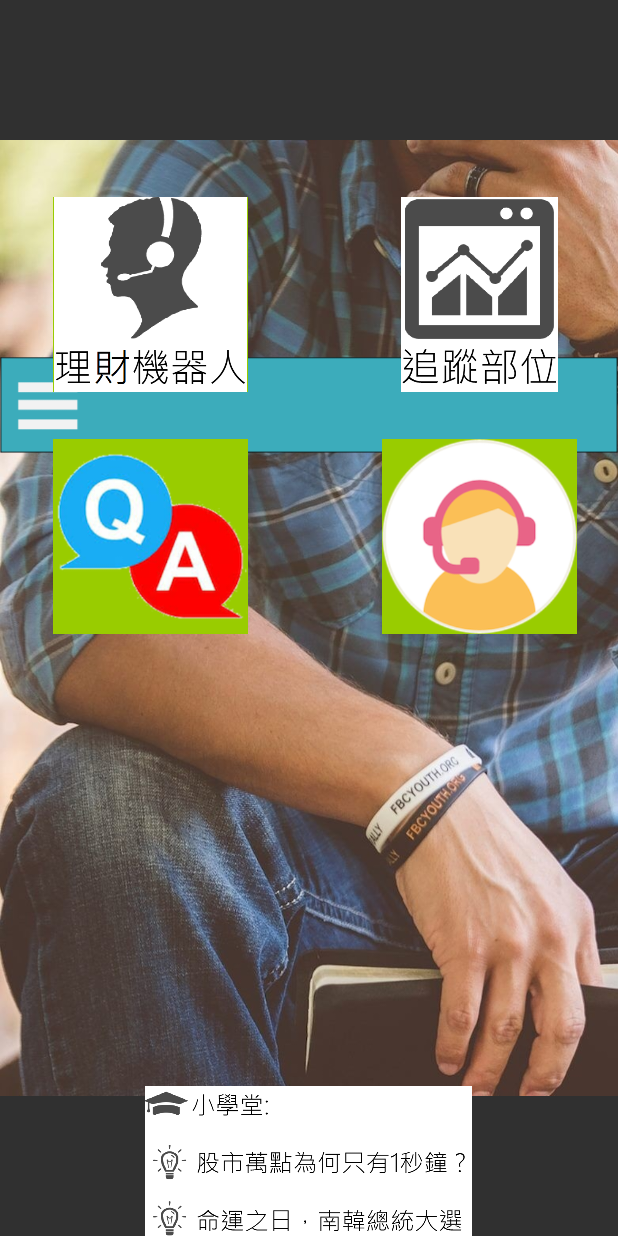
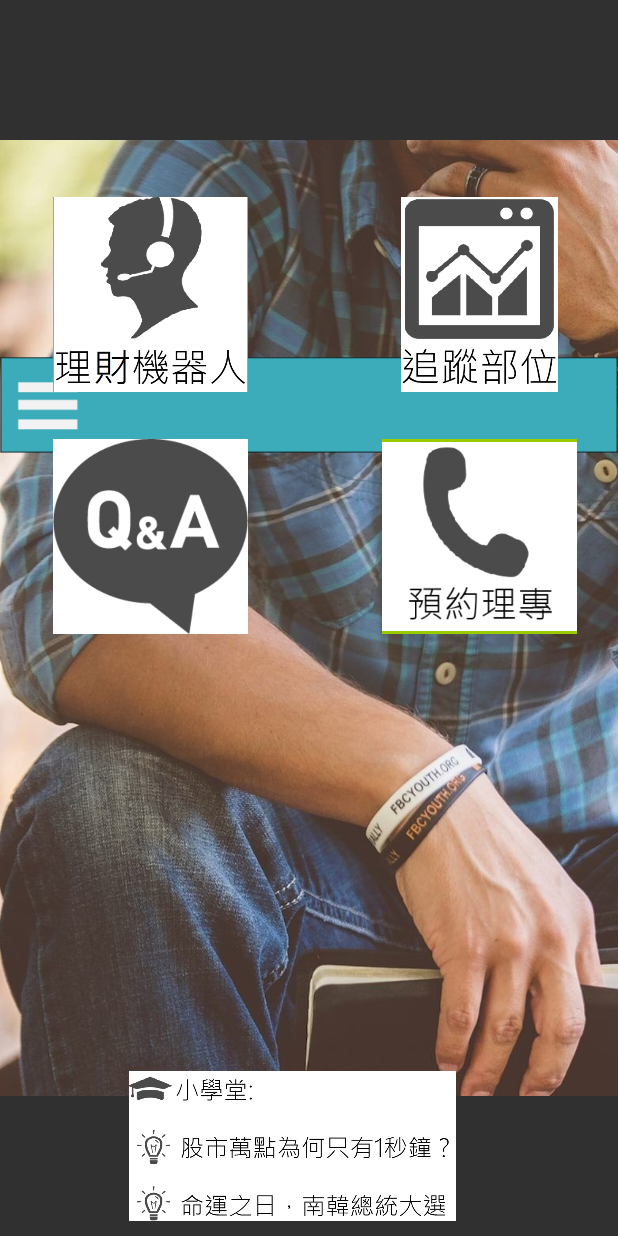
Before and after one commit to Nacujachu/GiBaIntartar, an Android app: the MainMenuActivity screen opened directly, with no data from a screen before it, on a phone screen of 412 x 824 dp. Run offline under Robolectric (Android 15) with nearby library versions, the phone set to English and light mode, and no system bars.

Commit message:
Signed-off-by: nacu <a9101214@gmail.com>

```diff
--- a/FinBot/app/src/main/res/layout/activity_main_menu.xml
+++ b/FinBot/app/src/main/res/layout/activity_main_menu.xml
@@ -69,7 +69,7 @@
         android:background="@android:color/holo_green_light"
         android:onClick="pressOpenQAButton"
         android:scaleType="fitCenter"
-        app:srcCompat="@drawable/main_menu_open_qa_button" />
+        app:srcCompat="@drawable/qandafreeicon7" />
 
     <ImageButton
         android:id="@+id/OpenReservationButton"
@@ -80,17 +80,18 @@
         android:background="@android:color/holo_green_light"
         android:onClick="pressOpenReservationButton"
         android:scaleType="fitCenter"
-        app:srcCompat="@drawable/main_menu_open_reservation_button" />
+        app:srcCompat="@drawable/book" />
 
     <ImageButton
         android:id="@+id/OpenNewsButton"
         android:layout_width="250dp"
         android:layout_height="100dp"
-        android:layout_alignParentBottom="true"
-        android:layout_centerHorizontal="true"
         android:background="@android:color/transparent"
         android:onClick="pressOpenNewsButton"
         android:scaleType="fitCenter"
-        app:srcCompat="@drawable/main_menu_open_news_button" />
+        app:srcCompat="@drawable/main_menu_open_news_button"
+        android:layout_alignParentBottom="true"
+        android:layout_toEndOf="@+id/BarButton"
+        android:layout_marginBottom="10dp" />
 
 </RelativeLayout>
```
